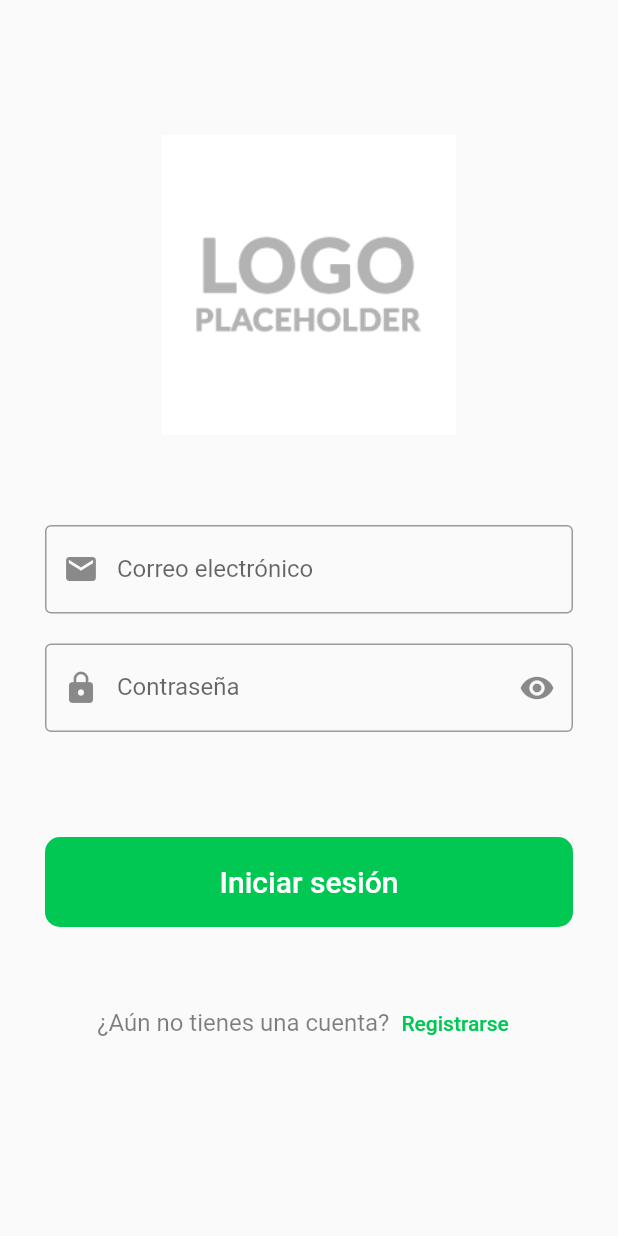
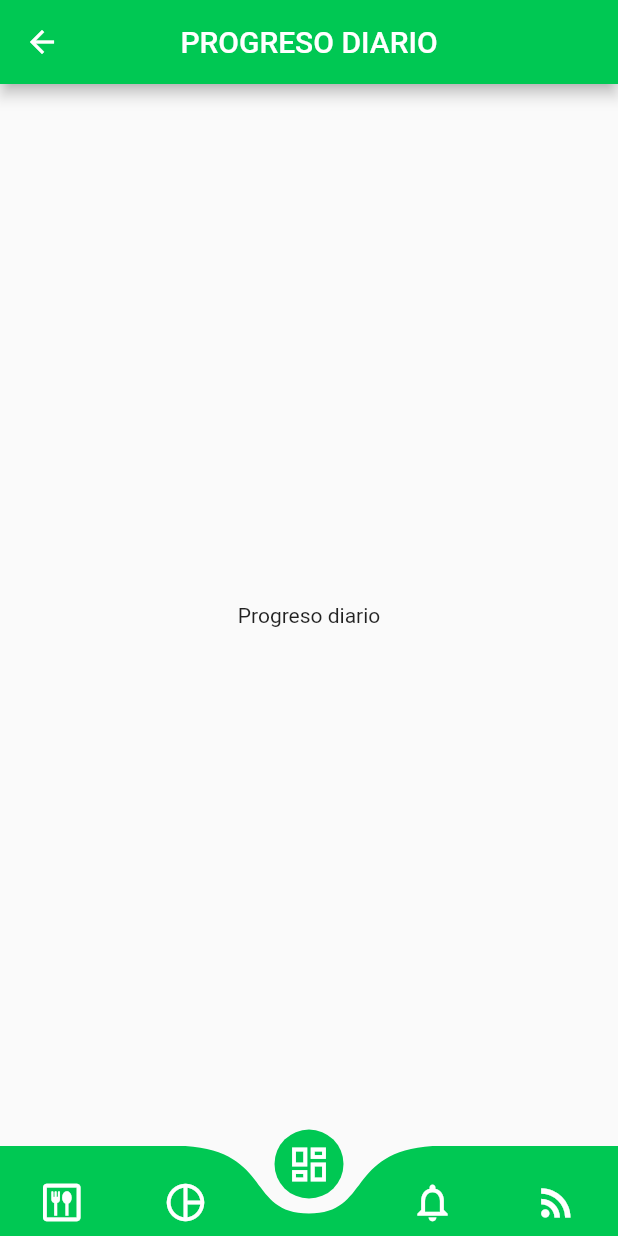
Before and after one commit to KVeramendi/healist_flutter_application, a Flutter app: the screen it shows after launch, after a tap on "Iniciar sesión", on a phone screen of 412 x 824 dp. Run offline on Flutter 3.47's test engine with Material 2 defaults, Android fonts, the phone set to English and light mode, and no system bars; drawn by our look-alikes of curved_navigation_bar.

Commit message:
Se agregó la pantalla del Menú principal con la barra de navegación inferior

```diff
--- a/lib/View/Login/login_page.dart
+++ b/lib/View/Login/login_page.dart
@@ -1,4 +1,5 @@
 import 'package:flutter/material.dart';
+import 'package:healist_flutter_application/View/Menu/home_page.dart';
 import 'package:healist_flutter_application/View/Register/register_page.dart';
 
 class LoginPage extends StatefulWidget {
@@ -62,7 +63,13 @@ class _LoginPageState extends State<LoginPage> {
                       borderRadius: BorderRadius.circular(10.0),
                     ),
                     child: MaterialButton(
-                      onPressed: () {},
+                      onPressed: () {
+                        Navigator.push(
+                            context,
+                            MaterialPageRoute(
+                              builder: (context) => const HomePage(),
+                            ));
+                      },
                       color: Colors.greenAccent.shade700,
                       child: Text(
                         _loginButton,
--- /dev/null
+++ b/lib/View/Menu/home_page.dart
@@ -0,0 +1,60 @@
+import 'package:curved_navigation_bar/curved_navigation_bar.dart';
+import 'package:flutter/material.dart';
+
+class HomePage extends StatefulWidget {
+  const HomePage({Key? key}) : super(key: key);
+
+  @override
+  State<HomePage> createState() => _HomePageState();
+}
+
+class _HomePageState extends State<HomePage> {
+  final List<Widget> _itemsNavigationBar = const [
+    Icon(Icons.dining_outlined, size: 30.0, color: Colors.white),
+    Icon(Icons.pie_chart_outlined, size: 30.0, color: Colors.white),
+    Icon(Icons.dashboard_outlined, size: 30.0, color: Colors.white),
+    Icon(Icons.notifications_outlined, size: 30.0, color: Colors.white),
+    Icon(Icons.rss_feed_outlined, size: 30.0, color: Colors.white)
+  ];
+  final List<String> _titlePage = [
+    'LISTA DE ALIMENTOS',
+    'SEGUIMIENTO NUTRICIONAL',
+    'PROGRESO DIARIO',
+    'RECORDATORIOS',
+    'PORTAL BIOTRENDIES'
+  ];
+  int indexPage = 2;
+  final List<Widget> _pages = const [
+    Center(child: Text('Lista de comida')),
+    Center(child: Text('Seguimiento nutricional')),
+    Center(child: Text('Progreso diario')),
+    Center(child: Text('Recordatorios')),
+    Center(child: Text('Portal Biotrendies')),
+  ];
+
+  @override
+  Widget build(BuildContext context) {
+    return SafeArea(
+      child: Scaffold(
+          appBar: AppBar(
+            centerTitle: true,
+            backgroundColor: Colors.greenAccent.shade700,
+            title: Text(
+              _titlePage[indexPage],
+            ),
+          ),
+          body: _pages[indexPage],
+          bottomNavigationBar: CurvedNavigationBar(
+            items: _itemsNavigationBar,
+            index: indexPage,
+            color: Colors.greenAccent.shade700,
+            buttonBackgroundColor: Colors.greenAccent.shade700,
+            backgroundColor: Colors.transparent,
+            onTap: (indexPage) => setState(() => this.indexPage = indexPage),
+            animationCurve: Curves.linearToEaseOut,
+            animationDuration: const Duration(milliseconds: 325),
+            height: 60.0,
+          )),
+    );
+  }
+}
--- a/pubspec.yaml
+++ b/pubspec.yaml
@@ -34,6 +34,8 @@ dependencies:
   # The following adds the Cupertino Icons font to your application.
   # Use with the CupertinoIcons class for iOS style icons.
   cupertino_icons: ^1.0.2
+  # El siguiente paquete agrega el Curved Navigation Bar para personalizar 'bottomNavigationBar' del Scafold
+  curved_navigation_bar: ^1.0.3
 
 dev_dependencies:
   flutter_test:
```
Also changed, not shown: pubspec.lock.
